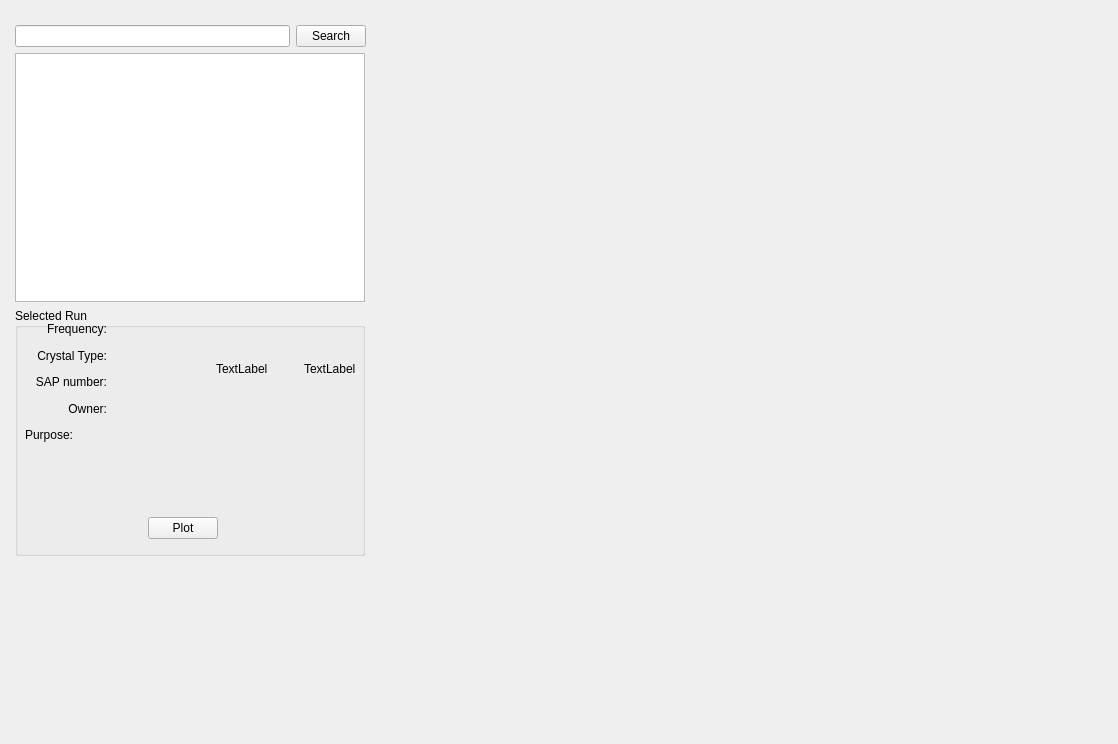
First picture: the form in 2.ui, repository nickas101/LTA_results, before the edit.
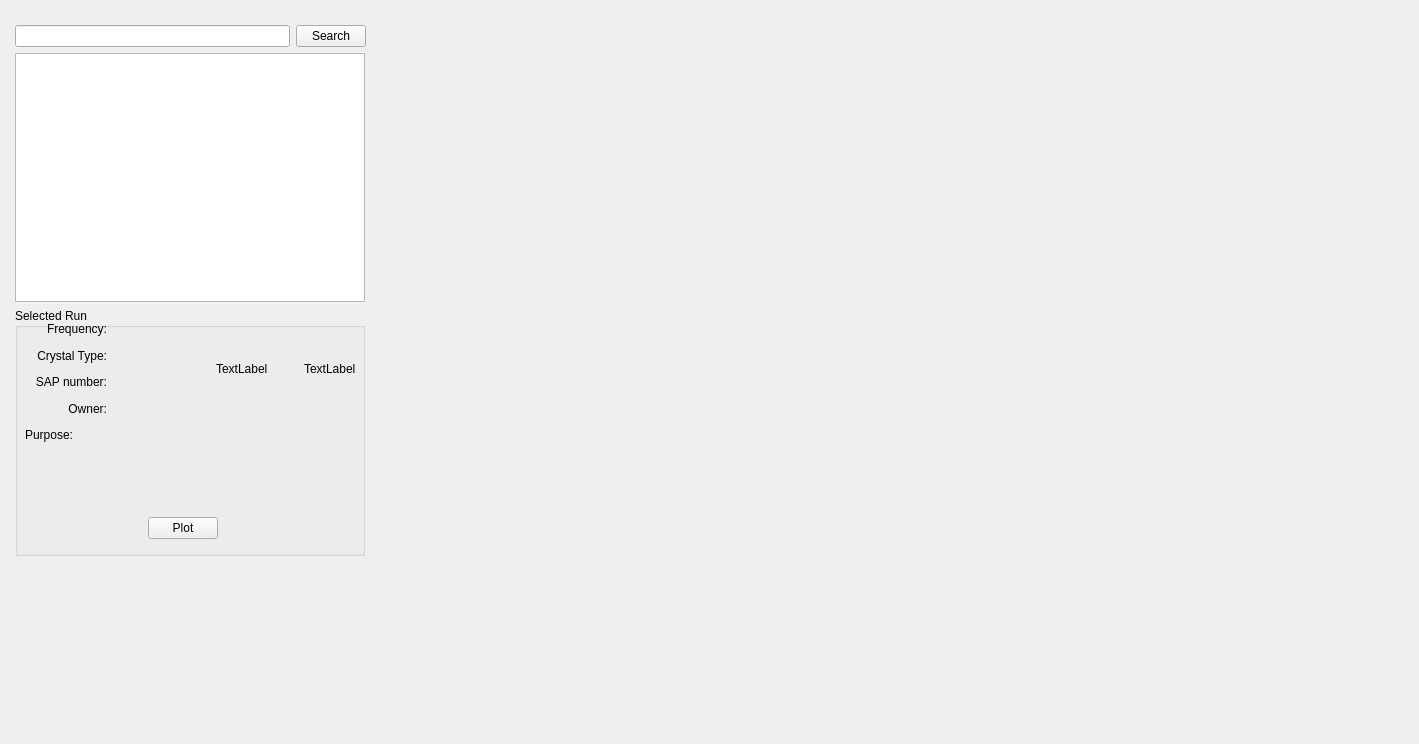
Second picture: the form after the edit.

Diff of the .ui file:
```diff
--- a/2.ui
+++ b/2.ui
@@ -6,7 +6,7 @@
    <rect>
     <x>0</x>
     <y>0</y>
-    <width>1118</width>
+    <width>1419</width>
     <height>744</height>
    </rect>
   </property>
@@ -18,7 +18,7 @@
     <rect>
      <x>10</x>
      <y>20</y>
-     <width>1091</width>
+     <width>1401</width>
      <height>541</height>
     </rect>
    </property>
```
